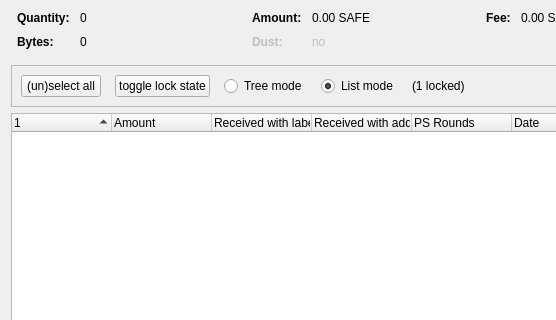
The window that src/qt/forms/coincontroldialog.ui (SAFE-anwang/safe) describes before a commit, drawn with Qt 5; both pictures show x 0 to 556 and y 0 to 320 of the 954 by 500 pixel window.
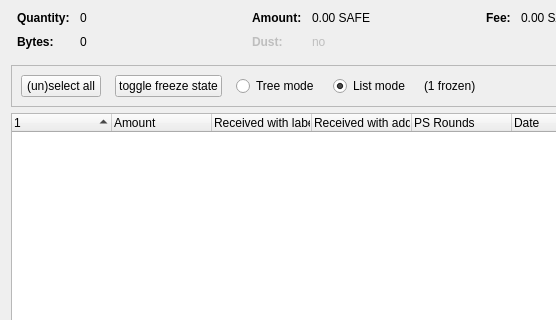
The same window after the commit. Custom widgets are drawn as their Qt base class.

```diff
--- a/src/qt/forms/coincontroldialog.ui
+++ b/src/qt/forms/coincontroldialog.ui
@@ -348,7 +348,7 @@
            </sizepolicy>
           </property>
           <property name="text">
-           <string>toggle lock state</string>
+           <string>toggle freeze state</string>
           </property>
           <property name="autoDefault">
            <bool>false</bool>
@@ -387,7 +387,7 @@
         <item>
          <widget class="QLabel" name="labelLocked">
           <property name="text">
-           <string>(1 locked)</string>
+           <string>(1 frozen)</string>
           </property>
          </widget>
         </item>
```
Left out of the diff: 4 changed lines with no effect on the pictures.
